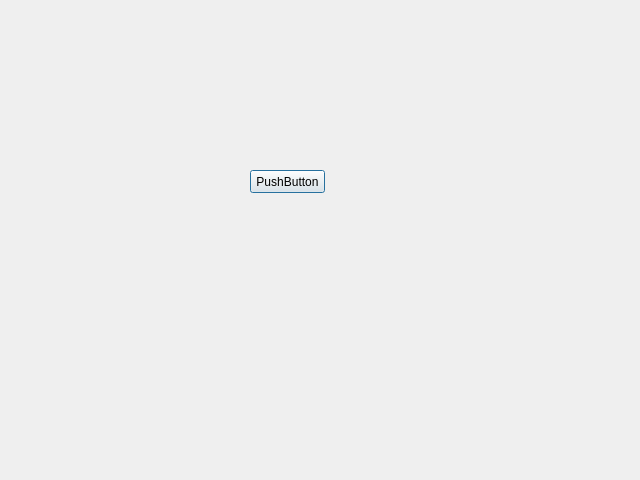
Old version of the form printchecklistdialog.ui in the repository RoskildeSkiklub/ssfh.
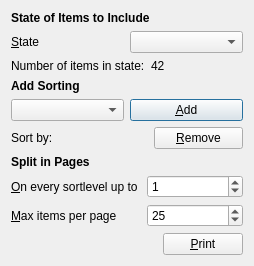
New version of the form.

Commit message: First real stab at doing a print checklist

```diff
--- a/printchecklistdialog.ui
+++ b/printchecklistdialog.ui
@@ -6,26 +6,216 @@
    <rect>
     <x>0</x>
     <y>0</y>
-    <width>640</width>
-    <height>480</height>
+    <width>254</width>
+    <height>257</height>
    </rect>
   </property>
+  <property name="sizePolicy">
+   <sizepolicy hsizetype="Fixed" vsizetype="Fixed">
+    <horstretch>0</horstretch>
+    <verstretch>0</verstretch>
+   </sizepolicy>
+  </property>
   <property name="windowTitle">
    <string>Dialog</string>
   </property>
-  <widget class="QPushButton" name="pushButton">
-   <property name="geometry">
-    <rect>
-     <x>250</x>
-     <y>170</y>
-     <width>75</width>
-     <height>23</height>
-    </rect>
-   </property>
-   <property name="text">
-    <string>PushButton</string>
-   </property>
-  </widget>
+  <layout class="QGridLayout" name="gridLayout_2">
+   <item row="0" column="0">
+    <widget class="QLabel" name="label">
+     <property name="font">
+      <font>
+       <weight>75</weight>
+       <bold>true</bold>
+      </font>
+     </property>
+     <property name="text">
+      <string>State of Items to Include</string>
+     </property>
+    </widget>
+   </item>
+   <item row="1" column="0">
+    <layout class="QHBoxLayout" name="horizontalLayout_3">
+     <item>
+      <widget class="QLabel" name="label_7">
+       <property name="text">
+        <string>&amp;State</string>
+       </property>
+       <property name="buddy">
+        <cstring>input_itemState_comboBox</cstring>
+       </property>
+      </widget>
+     </item>
+     <item>
+      <widget class="QComboBox" name="input_itemState_comboBox">
+       <property name="insertPolicy">
+        <enum>QComboBox::InsertAlphabetically</enum>
+       </property>
+      </widget>
+     </item>
+    </layout>
+   </item>
+   <item row="2" column="0">
+    <layout class="QHBoxLayout" name="horizontalLayout_4">
+     <item>
+      <widget class="QLabel" name="label_8">
+       <property name="text">
+        <string>Number of items in state:</string>
+       </property>
+      </widget>
+     </item>
+     <item>
+      <widget class="QLabel" name="output_numberOfMatchingItems_label">
+       <property name="text">
+        <string>42</string>
+       </property>
+      </widget>
+     </item>
+    </layout>
+   </item>
+   <item row="3" column="0">
+    <widget class="QLabel" name="label_2">
+     <property name="font">
+      <font>
+       <weight>75</weight>
+       <bold>true</bold>
+      </font>
+     </property>
+     <property name="text">
+      <string>Add Sorting</string>
+     </property>
+    </widget>
+   </item>
+   <item row="4" column="0">
+    <layout class="QHBoxLayout" name="horizontalLayout_2">
+     <item>
+      <widget class="QComboBox" name="input_sortBy_comboBox">
+       <property name="insertPolicy">
+        <enum>QComboBox::InsertAlphabetically</enum>
+       </property>
+      </widget>
+     </item>
+     <item>
+      <widget class="QPushButton" name="input_addSortCriteria_pushButton">
+       <property name="text">
+        <string>&amp;Add</string>
+       </property>
+      </widget>
+     </item>
+    </layout>
+   </item>
+   <item row="5" column="0">
+    <layout class="QHBoxLayout" name="horizontalLayout">
+     <item>
+      <widget class="QLabel" name="label_4">
+       <property name="sizePolicy">
+        <sizepolicy hsizetype="Fixed" vsizetype="Preferred">
+         <horstretch>0</horstretch>
+         <verstretch>0</verstretch>
+        </sizepolicy>
+       </property>
+       <property name="text">
+        <string>Sort by:</string>
+       </property>
+      </widget>
+     </item>
+     <item>
+      <widget class="QLabel" name="output_sortBy_label">
+       <property name="text">
+        <string>&lt;Nothing&gt;</string>
+       </property>
+      </widget>
+     </item>
+     <item>
+      <widget class="QPushButton" name="input_removeSortCriteria_pushButton">
+       <property name="text">
+        <string>&amp;Remove</string>
+       </property>
+      </widget>
+     </item>
+    </layout>
+   </item>
+   <item row="6" column="0">
+    <widget class="QLabel" name="label_3">
+     <property name="font">
+      <font>
+       <weight>75</weight>
+       <bold>true</bold>
+      </font>
+     </property>
+     <property name="text">
+      <string>Split in Pages</string>
+     </property>
+    </widget>
+   </item>
+   <item row="7" column="0">
+    <layout class="QGridLayout" name="gridLayout">
+     <item row="0" column="0">
+      <widget class="QLabel" name="label_5">
+       <property name="text">
+        <string>&amp;On every sortlevel up to </string>
+       </property>
+       <property name="buddy">
+        <cstring>input_splitSortLevels_spinBox</cstring>
+       </property>
+      </widget>
+     </item>
+     <item row="0" column="1">
+      <widget class="QSpinBox" name="input_splitSortLevels_spinBox">
+       <property name="maximum">
+        <number>5</number>
+       </property>
+       <property name="value">
+        <number>1</number>
+       </property>
+      </widget>
+     </item>
+     <item row="1" column="0">
+      <widget class="QLabel" name="label_6">
+       <property name="text">
+        <string>&amp;Max items per page</string>
+       </property>
+       <property name="buddy">
+        <cstring>input_maxItemsPerPage_spinBox</cstring>
+       </property>
+      </widget>
+     </item>
+     <item row="1" column="1">
+      <widget class="QSpinBox" name="input_maxItemsPerPage_spinBox">
+       <property name="maximum">
+        <number>100000</number>
+       </property>
+       <property name="value">
+        <number>25</number>
+       </property>
+      </widget>
+     </item>
+    </layout>
+   </item>
+   <item row="8" column="0">
+    <layout class="QHBoxLayout" name="horizontalLayout_5">
+     <item>
+      <spacer name="horizontalSpacer">
+       <property name="orientation">
+        <enum>Qt::Horizontal</enum>
+       </property>
+       <property name="sizeHint" stdset="0">
+        <size>
+         <width>149</width>
+         <height>20</height>
+        </size>
+       </property>
+      </spacer>
+     </item>
+     <item>
+      <widget class="QPushButton" name="input_print_pushButton">
+       <property name="text">
+        <string>&amp;Print</string>
+       </property>
+      </widget>
+     </item>
+    </layout>
+   </item>
+  </layout>
  </widget>
  <resources/>
  <connections/>
```
Left out of the diff: 2 changed lines with no effect on the pictures. The commit also changes 2 other files.
